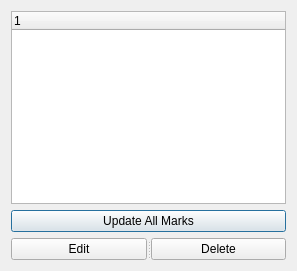
Before: the Qt Designer form scribus/ui/marksmanager.ui in scribusproject/scribus, drawn with Qt 5.
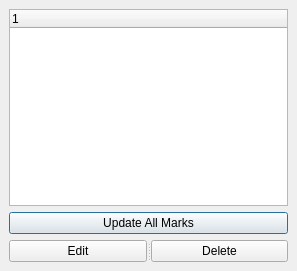
After: the same form once the commit is applied.

Commit message: #16420: Unify margins and spacing for dialogs, set 1 <bubu>

```diff
--- a/scribus/ui/marksmanager.ui
+++ b/scribus/ui/marksmanager.ui
@@ -29,6 +29,18 @@
    <bool>false</bool>
   </property>
   <layout class="QGridLayout" name="gridLayout">
+   <property name="leftMargin">
+    <number>9</number>
+   </property>
+   <property name="topMargin">
+    <number>9</number>
+   </property>
+   <property name="rightMargin">
+    <number>9</number>
+   </property>
+   <property name="bottomMargin">
+    <number>9</number>
+   </property>
    <item row="1" column="0">
     <widget class="QPushButton" name="UpdateButton">
      <property name="sizePolicy">
```
The commit also changes 6 other files.
